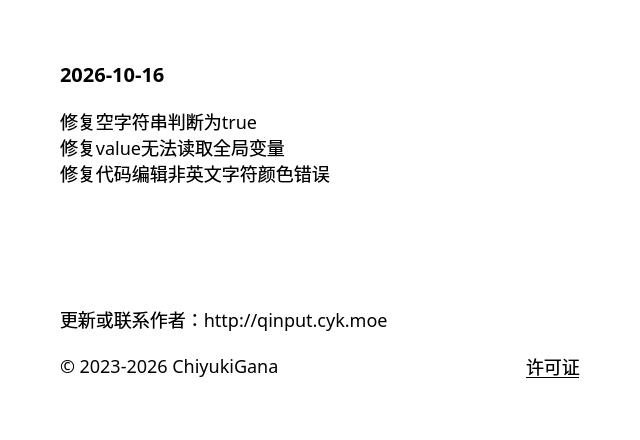
Above: source/ui/AboutUi.ui from ChiyukiGana/Quickinput before the change. Below: the same form after it.
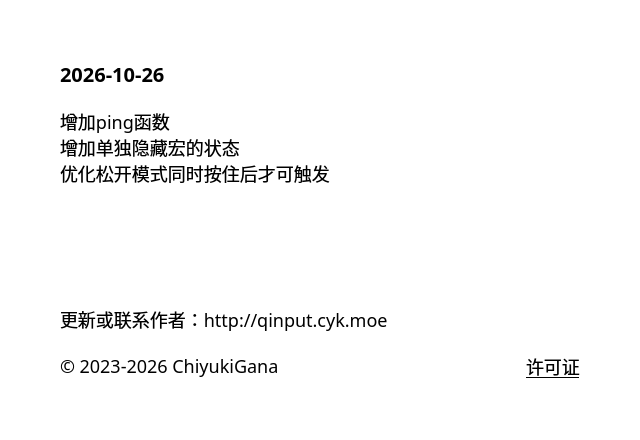
That is the form after the change.

What changed in the file:
```diff
--- a/source/ui/AboutUi.ui
+++ b/source/ui/AboutUi.ui
@@ -63,7 +63,7 @@
       <string notr="true">font-size:20px</string>
      </property>
      <property name="text">
-      <string>2026-10-16</string>
+      <string>2026-10-26</string>
      </property>
      <property name="textFormat">
       <enum>Qt::TextFormat::PlainText</enum>
@@ -79,9 +79,9 @@
       </sizepolicy>
      </property>
      <property name="text">
-      <string>修复空字符串判断为true
-修复value无法读取全局变量
-修复代码编辑非英文字符颜色错误</string>
+      <string>增加ping函数
+增加单独隐藏宏的状态
+优化松开模式同时按住后才可触发</string>
      </property>
      <property name="textFormat">
       <enum>Qt::TextFormat::PlainText</enum>
```
